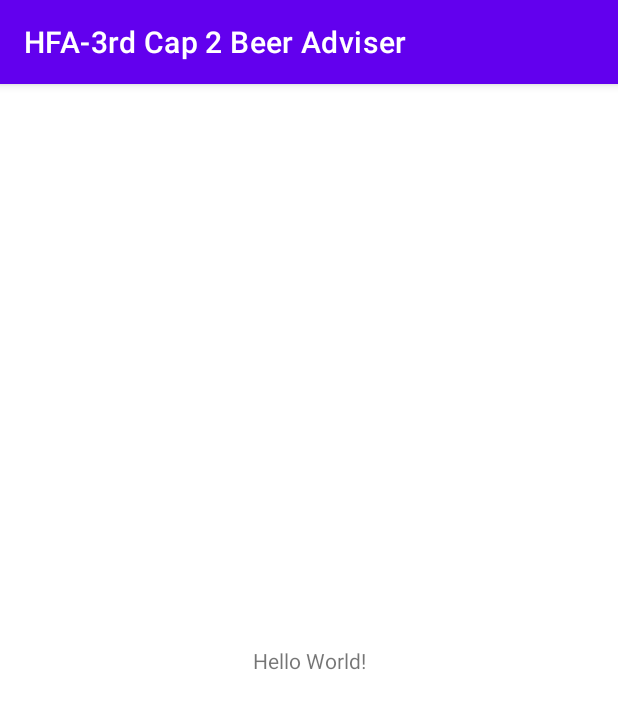
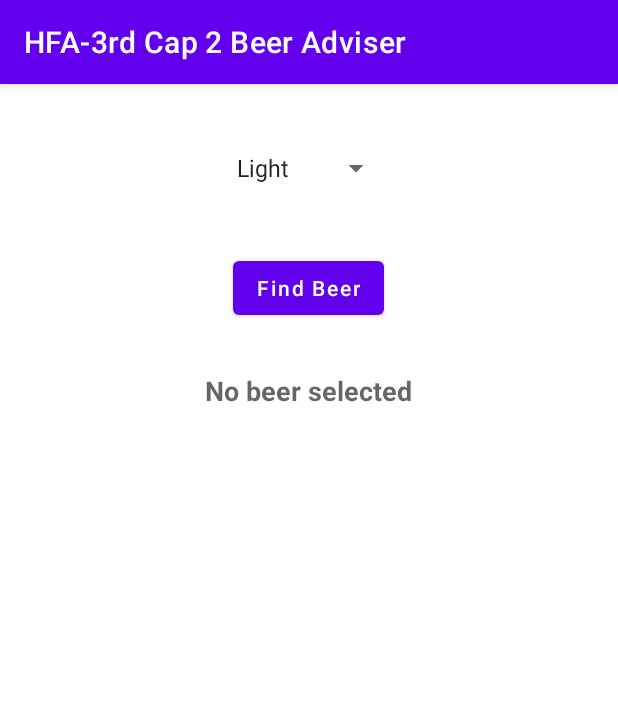
Before and after one commit to salomirc/HFA_3rd_Cap_2_Beer_Adviser, an Android app: the screen it shows after launch (MainActivity), on a phone screen of 412 x 824 dp. Shown: the top 709 px of the screen. Run offline under Robolectric (Android 15) with nearby library versions, the phone set to English and light mode, and no system bars.

```diff
--- a/app/build.gradle
+++ b/app/build.gradle
@@ -5,12 +5,12 @@ plugins {
 
 android {
     namespace 'com.getadroid.hfa_3rdcap2beeradviser'
-    compileSdk 32
+    compileSdk 33
 
     defaultConfig {
         applicationId "com.getadroid.hfa_3rdcap2beeradviser"
         minSdk 21
-        targetSdk 32
+        targetSdk 33
         versionCode 1
         versionName "1.0"
 
@@ -34,7 +34,7 @@ android {
 
 dependencies {
 
-    implementation 'androidx.core:core-ktx:1.7.0'
+    implementation 'androidx.core:core-ktx:1.9.0'
     implementation 'androidx.appcompat:appcompat:1.6.1'
     implementation 'com.google.android.material:material:1.8.0'
     implementation 'androidx.constraintlayout:constraintlayout:2.1.4'
--- a/app/src/main/java/com/getadroid/hfa_3rdcap2beeradviser/MainActivity.kt
+++ b/app/src/main/java/com/getadroid/hfa_3rdcap2beeradviser/MainActivity.kt
@@ -2,10 +2,38 @@ package com.getadroid.hfa_3rdcap2beeradviser
 
 import androidx.appcompat.app.AppCompatActivity
 import android.os.Bundle
+import android.widget.Button
+import android.widget.Spinner
+import android.widget.TextView
 
 class MainActivity : AppCompatActivity() {
+
+    private lateinit var findBeerButton: Button
+    private lateinit var beerColorSpinner: Spinner
+    private lateinit var brandsTextView: TextView
+
     override fun onCreate(savedInstanceState: Bundle?) {
         super.onCreate(savedInstanceState)
         setContentView(R.layout.activity_main)
+
+        findBeerButton = findViewById(R.id.find_beer_button)
+        beerColorSpinner = findViewById(R.id.beer_color_spinner)
+        brandsTextView = findViewById(R.id.brands_text_view)
+
+        findBeerButton.setOnClickListener {
+            val color = beerColorSpinner.selectedItem.toString()
+            val beers = getBeers(color)
+            brandsTextView.text = beers.joinToString(separator = ",\n")
+        }
     }
+
+    private fun getBeers(color: String): List<String> {
+        return when (color) {
+            "Light" -> listOf("Jail Pale Ale", "Lager Lite")
+            "Amber" -> listOf("Jack Amber", "Red Moose")
+            "Brown" -> listOf("Brown Bear Beer", "Bock Brownie")
+            else -> listOf("Gout Stout", "Dark Daniel")
+        }
+    }
+
 }
--- a/app/src/main/res/layout/activity_main.xml
+++ b/app/src/main/res/layout/activity_main.xml
@@ -1,18 +1,39 @@
 <?xml version="1.0" encoding="utf-8"?>
-<androidx.constraintlayout.widget.ConstraintLayout xmlns:android="http://schemas.android.com/apk/res/android"
-    xmlns:app="http://schemas.android.com/apk/res-auto"
+<LinearLayout xmlns:android="http://schemas.android.com/apk/res/android"
     xmlns:tools="http://schemas.android.com/tools"
     android:layout_width="match_parent"
     android:layout_height="match_parent"
+    android:padding="16dp"
+    android:orientation="vertical"
     tools:context=".MainActivity">
 
-    <TextView
+    <Spinner
+        android:id="@+id/beer_color_spinner"
         android:layout_width="wrap_content"
         android:layout_height="wrap_content"
-        android:text="Hello World!"
-        app:layout_constraintBottom_toBottomOf="parent"
-        app:layout_constraintEnd_toEndOf="parent"
-        app:layout_constraintStart_toStartOf="parent"
-        app:layout_constraintTop_toTopOf="parent" />
+        android:layout_gravity="center"
+        android:layout_margin="16dp"
+        android:entries="@array/beer_colors"
+        android:minHeight="48dp" />
 
-</androidx.constraintlayout.widget.ConstraintLayout>
+    <Button
+        android:id="@+id/find_beer_button"
+        android:layout_width="wrap_content"
+        android:layout_height="wrap_content"
+        android:textAllCaps="false"
+        android:layout_gravity="center"
+        android:layout_margin="16dp"
+        android:text="@string/find_beer" />
+
+    <TextView
+        android:id="@+id/brands_text_view"
+        android:layout_width="wrap_content"
+        android:layout_height="wrap_content"
+        android:layout_gravity="center"
+        android:layout_margin="16dp"
+        android:gravity="center_horizontal"
+        android:text="@string/brands"
+        android:textAppearance="@style/TextAppearance.AppCompat.Medium"
+        android:textStyle="bold" />
+
+</LinearLayout>
--- a/app/src/main/res/values/strings.xml
+++ b/app/src/main/res/values/strings.xml
@@ -1,3 +1,11 @@
 <resources>
     <string name="app_name">HFA-3rd Cap 2 Beer Adviser</string>
+    <string name="find_beer">Find Beer</string>
+    <string name="brands">No beer selected</string>
+    <string-array name="beer_colors">
+        <item>Light</item>
+        <item>Amber</item>
+        <item>Brown</item>
+        <item>Dark</item>
+    </string-array>
 </resources>
```
